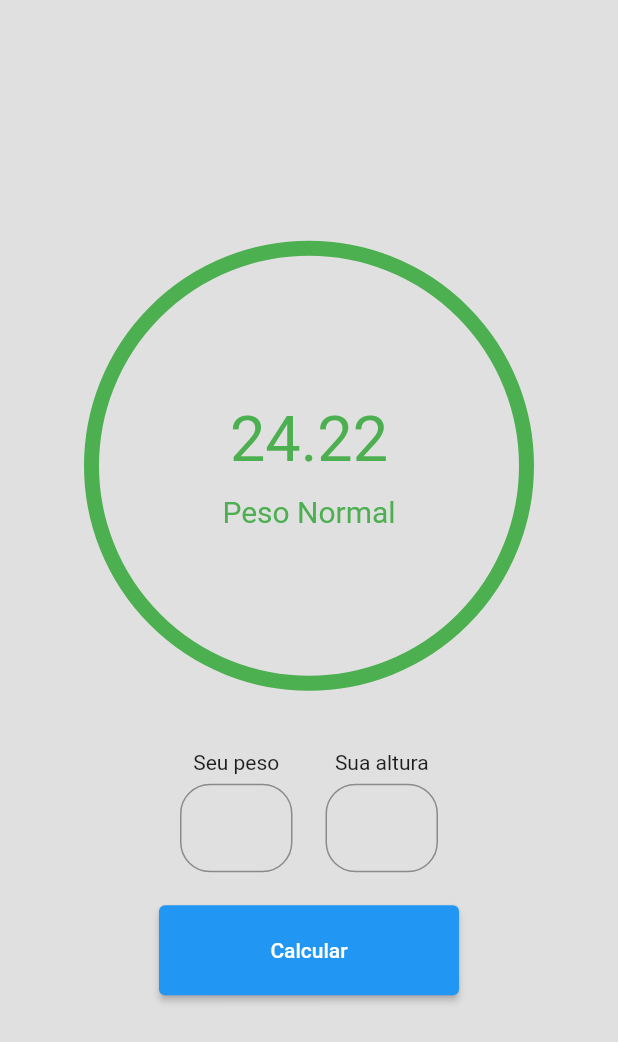
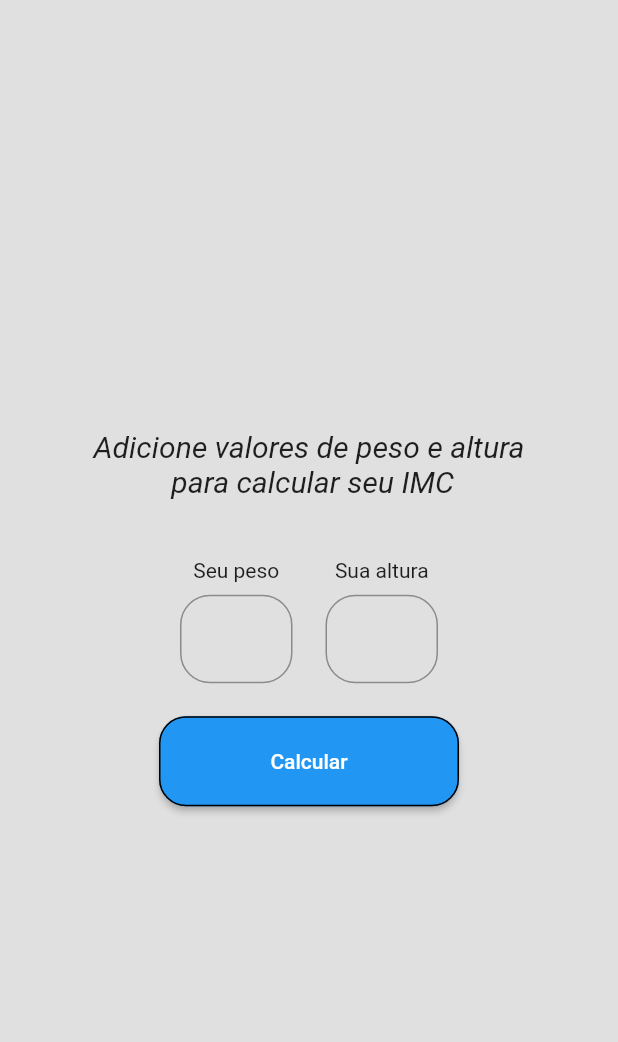
Before and after one commit to adaltoprado/calculadoraIMC, a Flutter app: the screen it shows after launch, after a tap on "Calcular", on a phone screen of 412 x 824 dp. Shown: the top 1042 px of the screen. Run offline on Flutter 3.47's test engine with Material 2 defaults, Android fonts, the phone set to English and light mode, and no system bars.

```diff
--- a/lib/main.dart
+++ b/lib/main.dart
@@ -31,17 +31,31 @@ class _CalculadoraIMCState extends State<CalculadoraIMC> {
   TextEditingController pesoController = TextEditingController(text: '');
   TextEditingController alturaController = TextEditingController(text: '');
 
+  double? imc;
+  //String classificacao;
+  //Color corResultado;
+
   @override
   Widget build(BuildContext context) {
     return Scaffold(
       backgroundColor: Colors.grey[300],
+      // ignore: sized_box_for_whitespace
       body: Container(
         width: double.infinity,
         child: Column(
           mainAxisAlignment: MainAxisAlignment.center,
           crossAxisAlignment: CrossAxisAlignment.center,
           children: [
-            Container(
+            imc == null
+                ? Text(
+                    'Adicione valores de peso e altura \n para calcular seu IMC',
+                    style: TextStyle(
+                      fontSize: 20,
+                      fontStyle: FontStyle.italic,
+                    ),
+                    textAlign: TextAlign.center,
+                  )
+                : Container(
                     width: 300,
                     height: 300,
                     decoration: BoxDecoration(
@@ -73,14 +87,16 @@ class _CalculadoraIMCState extends State<CalculadoraIMC> {
                 Column(
                   children: [
                     Text('Seu peso'),
-                    SizedBox(height: 6),
+                    SizedBox(height: 8),
                     Container(
                       width: 75,
                       child: TextField(
                         controller: pesoController,
                         decoration: InputDecoration(
                           border: OutlineInputBorder(
-                            borderRadius: BorderRadius.circular(20),
+                            borderRadius: BorderRadius.circular(
+                              20,
+                            ),
                           ),
                           suffixText: 'Kg',
                         ),
@@ -93,14 +109,16 @@ class _CalculadoraIMCState extends State<CalculadoraIMC> {
                 Column(
                   children: [
                     Text('Sua altura'),
-                    SizedBox(height: 6),
+                    SizedBox(height: 8),
                     Container(
                       width: 75,
                       child: TextField(
                         controller: alturaController,
                         decoration: InputDecoration(
                           border: OutlineInputBorder(
-                            borderRadius: BorderRadius.circular(20),
+                            borderRadius: BorderRadius.circular(
+                              20,
+                            ),
                           ),
                           suffixText: 'M',
                         ),
@@ -116,11 +134,22 @@ class _CalculadoraIMCState extends State<CalculadoraIMC> {
               width: 200,
               height: 60,
               child: ElevatedButton(
-                onPressed: () {},
+                onPressed: () {
+                  print(pesoController.text);
+                  print(alturaController.text);
+                },
                 child: Text(
                   'Calcular',
                   style: TextStyle(
                     color: Colors.white,
+                  ),
+                ),
+                style: ButtonStyle(
+                  shape: MaterialStateProperty.all<RoundedRectangleBorder>(
+                    RoundedRectangleBorder(
+                      borderRadius: BorderRadius.circular(18),
+                      side: BorderSide(color: Colors.black),
+                    ),
                   ),
                 ),
               ),
```
Lines whose indentation alone changed are shown as unchanged.
